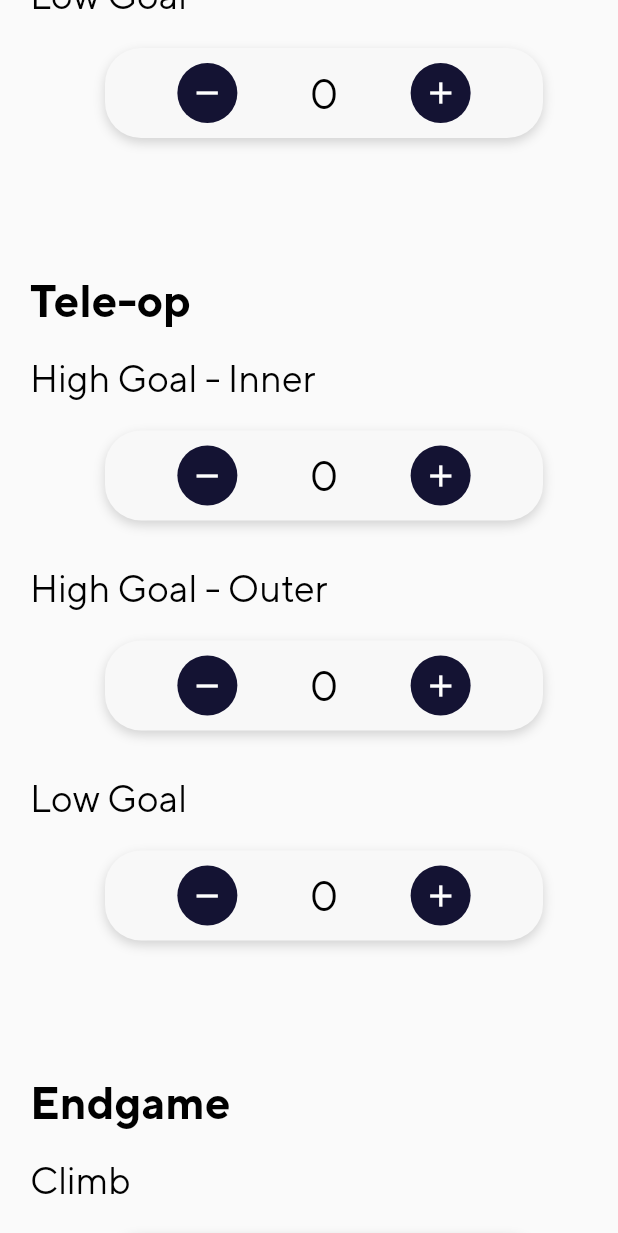
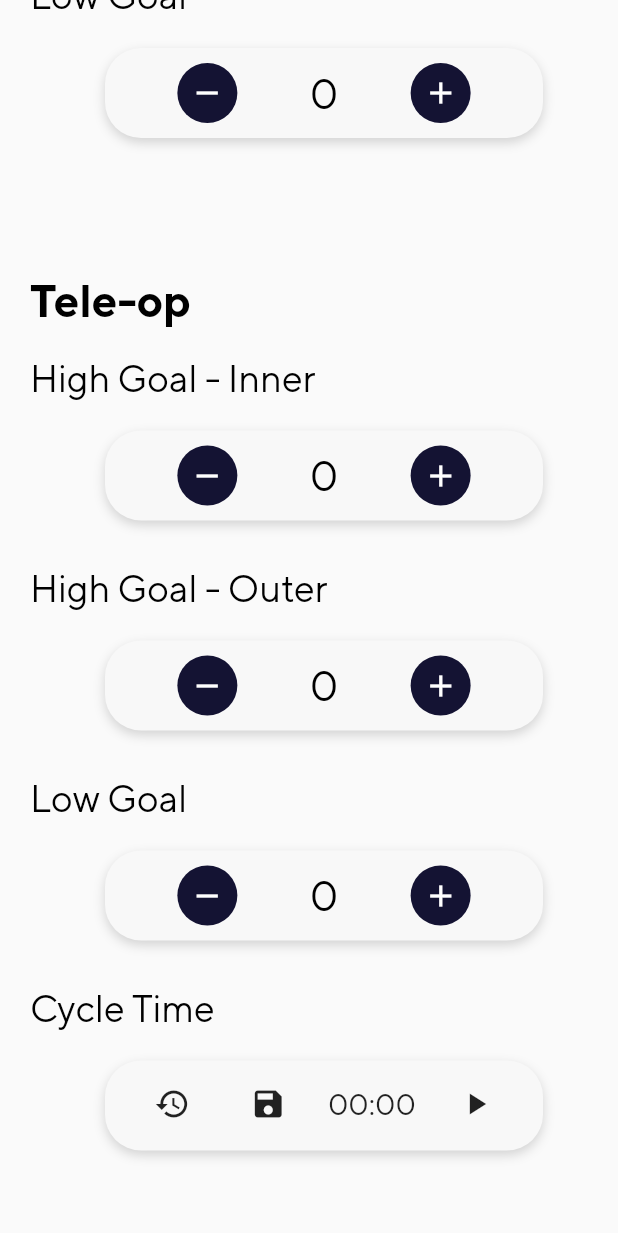
Before and after one commit to towner-10/VIKING-Scouter, a Flutter app: the InputPage screen opened directly, scrolled down 576 dp, on a phone screen of 412 x 824 dp. Shown: the top 1233 px of the screen. Run offline on Flutter 3.47's test engine with Material 2 defaults, Android fonts, the phone set to English and light mode, and no system bars; our stand-ins replace bubble_tab_indicator, fancy_bottom_navigation, hive, hive_flutter, image_picker; missing offline and left inert: unicorndial; accounts and stored records are empty; generated files the repository leaves out were written again.

Commit message:
Added ability to add multiple times to timer

```diff
--- a/lib/inputPages/input.dart
+++ b/lib/inputPages/input.dart
@@ -82,7 +82,7 @@ class InputPage extends StatelessWidget {
             widgets.add(InputItem(
               title: _template.data[i].title,
               dataType: TimerWidget(
-                onChange: (value) => _db.updateWorkingMatchDataValue(_template.data[i].dbName, value.inSeconds),
+                onChange: (value) => _db.updateWorkingMatchDataValue(_template.data[i].dbName, value),
               )
             ));
             break;
--- a/lib/models/templateData.dart
+++ b/lib/models/templateData.dart
@@ -14,6 +14,7 @@ final Template defaultTemplate = new Template(
     new TemplateData(title: "High Goal - Inner", dbName: "highGoalInner", type: TemplateDataType.Counter),
     new TemplateData(title: "High Goal - Outer", dbName: "highGoalOuter", type: TemplateDataType.Counter),
     new TemplateData(title: "Low Goal", dbName: "lowGoal", type: TemplateDataType.Counter),
+    new TemplateData(title: "Cycle Time", dbName: "cycleTime", type: TemplateDataType.Timer),
     new TemplateData(title: "Endgame", type: TemplateDataType.Header),
     new TemplateData(title: "Climb", dbName: "climb", type: TemplateDataType.BubbleTab),
     new TemplateData(title: "Balanced", dbName: "balanced", type: TemplateDataType.BubbleTab),
--- a/lib/widgets/inputItem.dart
+++ b/lib/widgets/inputItem.dart
@@ -18,7 +18,6 @@ class InputItem extends StatelessWidget {
         Padding(
           padding: EdgeInsets.symmetric(horizontal: 40),
           child: Container(
-            height: 60.0,
             margin: EdgeInsets.all(10),
             decoration: BoxDecoration(
               borderRadius: BorderRadius.circular(24.0),
@@ -31,7 +30,10 @@ class InputItem extends StatelessWidget {
                 ),
               ],
             ),
-            child: dataType,
+            child: ConstrainedBox(
+              constraints: BoxConstraints(minHeight: 60.0),
+              child: dataType,
+            )
           ),
         )
       ],
--- a/lib/widgets/textInputField.dart
+++ b/lib/widgets/textInputField.dart
@@ -15,7 +15,7 @@ class TextInputField extends StatelessWidget {
 
       controller.addListener(() {
         if (type == TextInputType.number) {
-          Database.getInstance().updateWorkingMatchDataValue(dbName, int.parse(controller.text) == null ? 0 : int.parse(controller.text));
+          Database.getInstance().updateWorkingMatchDataValue(dbName, int.tryParse(controller.text));
         }
         else {
           Database.getInstance().updateWorkingMatchDataValue(dbName, controller.text);
--- a/lib/widgets/timer.dart
+++ b/lib/widgets/timer.dart
@@ -3,7 +3,7 @@ import 'dart:async';
 
 class TimerWidget extends StatefulWidget {
 
-  final Function(Duration) onChange;
+  final Function(List<int>) onChange;
 
   TimerWidget({this.onChange});
 
@@ -13,14 +13,17 @@ class TimerWidget extends StatefulWidget {
 
 class TimerState extends State<TimerWidget> with SingleTickerProviderStateMixin {
 
-  final Function(Duration) onChange;
+  final Function(List<int>) onChange;
 
   final Stopwatch _stopwatch = new Stopwatch();
 
   TimerState(this.onChange);
 
   Timer _timer;
-  String timeString = '0m 0s';
+  String timeString = '0:00';
+
+  List<int> times = new List<int>();
+  int currentIndex = 0;
 
   format(Duration d) {
     if (d.inHours < 1) {
@@ -36,8 +39,15 @@ class TimerState extends State<TimerWidget> with SingleTickerProviderStateMixin
 
     _timer = new Timer.periodic(new Duration(milliseconds: 30), (Timer timer) {
       setState(() {
-        onChange(_stopwatch.elapsed);
+        if (currentIndex >= times.length) {
+          times.insert(currentIndex, _stopwatch.elapsed.inMilliseconds);
+        }
+
+        times[currentIndex] = _stopwatch.elapsed.inMilliseconds;
+
         timeString = format(_stopwatch.elapsed);
+
+        onChange(times);
       });
     });
   }
@@ -51,9 +61,43 @@ class TimerState extends State<TimerWidget> with SingleTickerProviderStateMixin
 
   @override
   Widget build(BuildContext context) {
+    List<Widget> timesWidgets = new List<Widget>();
+
+    timesWidgets = times.length >= 1 ? times.map((e) {
       return Padding(
         padding: EdgeInsets.all(5),
         child: Row(
+          mainAxisAlignment: MainAxisAlignment.spaceEvenly,
+          children: [
+            Text(
+              times.indexOf(e).toString() + ': ',
+              style: TextStyle(
+                fontFamily: 'TT Norms',
+                fontSize: 14
+              ),
+              textAlign: TextAlign.right,
+            ),
+            Text(
+              format(Duration(milliseconds: e)).toString(),
+              style: TextStyle(
+                fontFamily: 'TT Norms',
+                fontSize: 14
+              )
+            ),
+          ],
+        )
+      );
+    }).toList() : [];
+
+    if (timesWidgets.length != 0) {
+      timesWidgets.remove(timesWidgets.last);
+    }
+
+    return Padding(
+      padding: EdgeInsets.all(5),
+      child: Column(
+        children: [
+          Row(
             mainAxisAlignment: MainAxisAlignment.spaceEvenly,
             children: [
               IconButton(
@@ -62,6 +106,17 @@ class TimerState extends State<TimerWidget> with SingleTickerProviderStateMixin
                 ),
                 onPressed: () {
                   _stopwatch.reset();
+                },
+              ),
+              IconButton(
+                icon: Icon(
+                  Icons.save
+                ),
+                onPressed: () {
+                  setState(() {
+                    currentIndex++;
+                    _stopwatch.reset();
+                  });
                 },
               ),
               Text(
@@ -87,6 +142,11 @@ class TimerState extends State<TimerWidget> with SingleTickerProviderStateMixin
                 },
               ),
             ],
+          ),
+          Column(
+            children: timesWidgets
+          )
+        ],
       )
     );
   }
```
Also changed, not shown: lib/mainPages/teams.dart (+10 -0 lines). Lines whose indentation alone changed are shown as unchanged.
